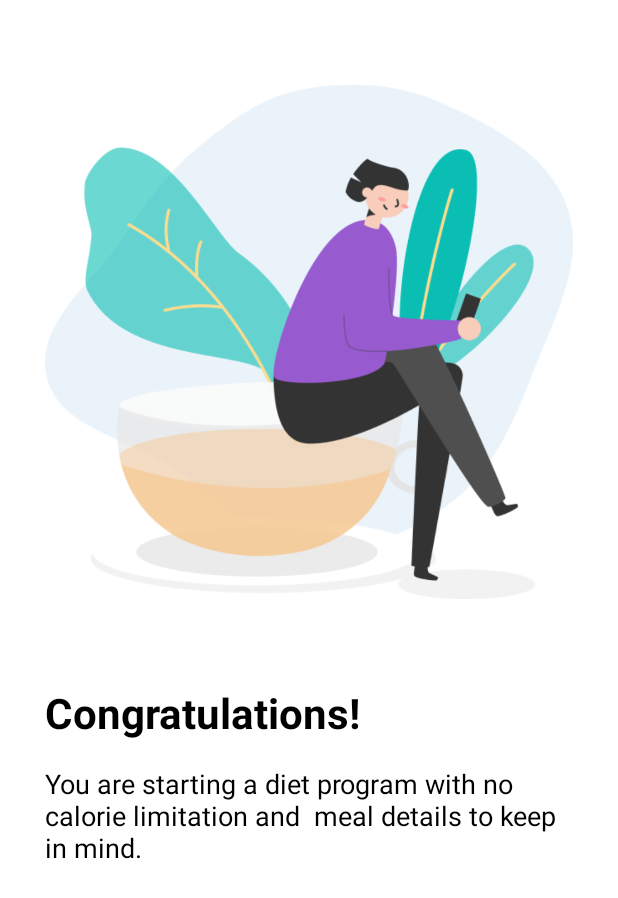
After one commit to edizzk/meditation_app, an Android app: the layout item_container_on_boarding.xml on its own in the app's theme, with its tools: preview values and no code run, on a phone screen of 412 x 824 dp. The commit adds this screen. Shown: the top 898 px of the screen. Run offline under Robolectric (Android 15) with nearby library versions, the phone set to English and light mode, and no system bars.

Commit message:
create OnBoardingActivity with all ui

```diff
--- a/app/src/main/AndroidManifest.xml
+++ b/app/src/main/AndroidManifest.xml
@@ -18,6 +18,10 @@
             android:name=".view.auth.AuthActivity"
             android:exported="false" />
         <activity
+            android:name=".view.onboarding.OnBoardingActivity"
+            android:exported="false">
+        </activity>
+        <activity
             android:name=".MainActivity"
             android:exported="true">
             <intent-filter>
--- /dev/null
+++ b/app/src/main/res/drawable/ic_baseline_arrow_forward_24.xml
@@ -0,0 +1,5 @@
+<vector android:autoMirrored="true" android:height="24dp"
+    android:tint="#FFFFFF" android:viewportHeight="24"
+    android:viewportWidth="24" android:width="24dp" xmlns:android="http://schemas.android.com/apk/res/android">
+    <path android:fillColor="@android:color/white" android:pathData="M12,4l-1.41,1.41L16.17,11H4v2h12.17l-5.58,5.59L12,20l8,-8z"/>
+</vector>
--- /dev/null
+++ b/app/src/main/res/layout/item_container_on_boarding.xml
@@ -0,0 +1,50 @@
+<?xml version="1.0" encoding="utf-8"?>
+<androidx.constraintlayout.widget.ConstraintLayout xmlns:android="http://schemas.android.com/apk/res/android"
+    xmlns:app="http://schemas.android.com/apk/res-auto"
+    xmlns:tools="http://schemas.android.com/tools"
+    android:layout_width="match_parent"
+    android:layout_height="match_parent">
+
+    <ImageView
+        android:id="@+id/mainImage"
+        android:layout_width="match_parent"
+        android:layout_height="360dp"
+        android:layout_marginStart="30dp"
+        android:layout_marginTop="48dp"
+        android:layout_marginEnd="30dp"
+        app:layout_constraintEnd_toEndOf="parent"
+        app:layout_constraintStart_toStartOf="parent"
+        app:layout_constraintTop_toTopOf="parent"
+        app:srcCompat="@drawable/onboarding1"
+        tools:ignore="ContentDescription" />
+
+    <TextView
+        android:id="@+id/titleText"
+        android:layout_width="match_parent"
+        android:layout_height="wrap_content"
+        android:layout_marginStart="30dp"
+        android:layout_marginTop="48dp"
+        android:layout_marginEnd="30dp"
+        android:textSize="28sp"
+        android:text="@string/on_boarding_first_title"
+        android:textStyle="bold"
+        android:textColor="@color/black"
+        app:layout_constraintEnd_toEndOf="parent"
+        app:layout_constraintStart_toStartOf="parent"
+        app:layout_constraintTop_toBottomOf="@+id/mainImage" />
+
+    <TextView
+        android:id="@+id/descriptionText"
+        android:layout_width="match_parent"
+        android:layout_height="wrap_content"
+        android:layout_marginStart="30dp"
+        android:layout_marginTop="16dp"
+        android:layout_marginEnd="30dp"
+        android:text="@string/on_boarding_first_desc"
+        android:textColor="@color/black"
+        android:textSize="18sp"
+        app:layout_constraintEnd_toEndOf="parent"
+        app:layout_constraintStart_toStartOf="parent"
+        app:layout_constraintTop_toBottomOf="@+id/titleText" />
+
+</androidx.constraintlayout.widget.ConstraintLayout>
--- a/app/src/main/res/values/colors.xml
+++ b/app/src/main/res/values/colors.xml
@@ -13,4 +13,7 @@
     <color name="black">#FF000000</color>
     <color name="white">#FFFFFFFF</color>
     <color name="spannable_color">#FF707070</color>
+    <color name="indicator_active">#FF000000</color>
+    <color name="indicator_inactive">#FF808080</color>
+    <color name="on_boarding_button_background">#FF11A199</color>
 </resources>
```
Also changed, not shown: app/src/main/java/com/example/meditation_app/view/onboarding/OnBoardingActivity.kt (added, +19 -0 lines), app/src/main/res/drawable/on_boarding_indicator_active.xml (added, +9 -0 lines), app/src/main/res/drawable/on_boarding_indicator_inactive.xml (added, +8 -0 lines), app/src/main/res/layout/activity_on_boarding.xml (added, +57 -0 lines).
